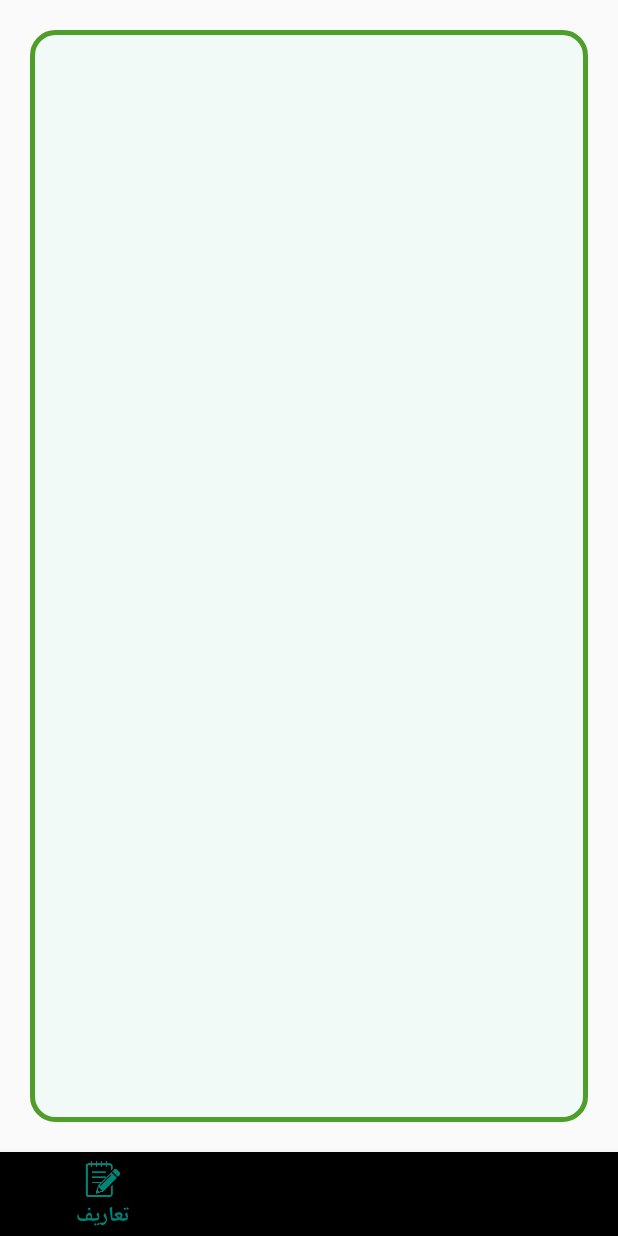
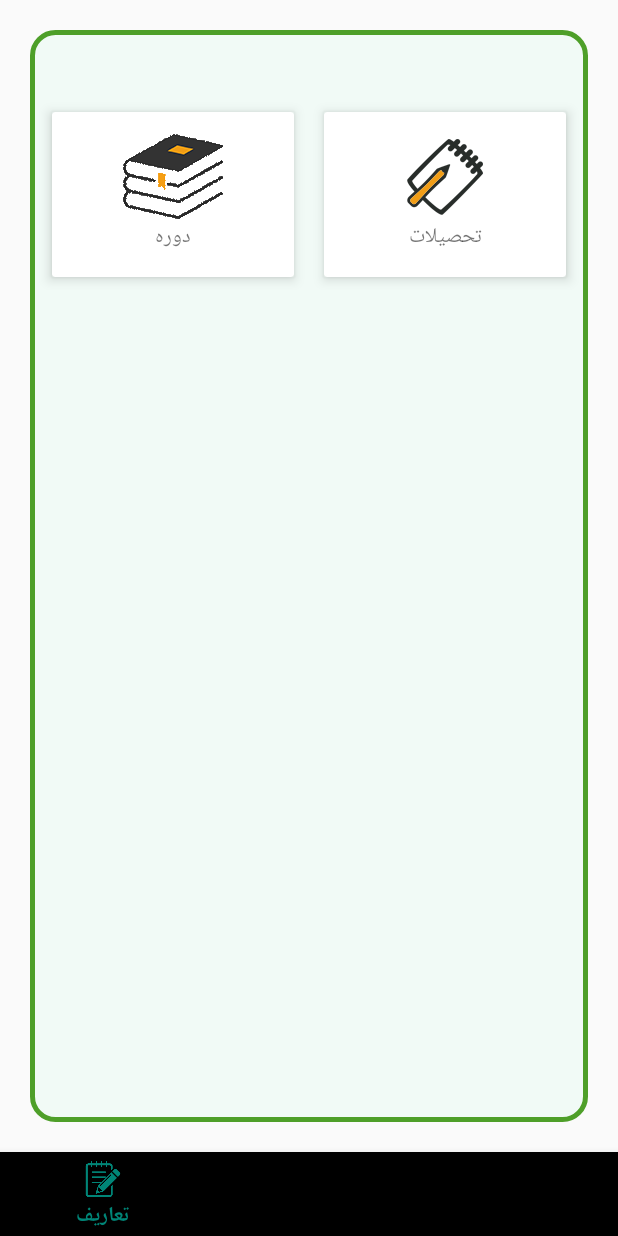
Before and after one commit to rohanimorteza/BottomNavigationTemplate, an Android app: the screen it shows after launch (MainActivity), item 3 of the bottom bar chosen, on a phone screen of 412 x 824 dp. Run offline under Robolectric (Android 15) with nearby library versions, the phone set to English and light mode, and no system bars.

Commit message:
007 -added CardView To dependency -2-added two cardView for Education and Course definition To DefFragment

```diff
--- a/app/build.gradle
+++ b/app/build.gradle
@@ -26,4 +26,5 @@ dependencies {
     androidTestImplementation 'com.android.support.test:runner:1.0.2'
     androidTestImplementation 'com.android.support.test.espresso:espresso-core:3.0.2'
     implementation 'com.android.support:design:27.1.1'
+    implementation 'com.android.support:cardview-v7:27.1.1'
 }
--- a/app/src/main/java/com/example/mortrza/mybottomnavigationtemplate/MainActivity.java
+++ b/app/src/main/java/com/example/mortrza/mybottomnavigationtemplate/MainActivity.java
@@ -32,12 +32,12 @@ public class MainActivity extends AppCompatActivity {
         if (SDK_INT >17){
             getWindow().peekDecorView().setLayoutDirection(View.LAYOUT_DIRECTION_RTL);
         }
-
+/*
         dbHandler dbHandler = new dbHandler(this);
         dbHandler.open();
         Toast.makeText(getApplicationContext(),dbHandler.displayEducation(1),Toast.LENGTH_LONG).show();
         dbHandler.close();
-
+*/
         bottomNavigationView = findViewById(R.id.bottomnavigation);
 
         Menu menu = bottomNavigationView.getMenu();
--- a/app/src/main/res/layout/fragment_def.xml
+++ b/app/src/main/res/layout/fragment_def.xml
@@ -1,9 +1,82 @@
 <?xml version="1.0" encoding="utf-8"?>
 <RelativeLayout
+
+    android:background="@drawable/shape_def"
+    android:layout_margin="20dp"
     xmlns:android="http://schemas.android.com/apk/res/android"
     android:layout_width="match_parent"
     android:layout_height="match_parent"
-    android:layout_margin="20dp"
-    android:background="@drawable/shape_def">
+    xmlns:app="http://schemas.android.com/apk/res-auto">
+
+    <LinearLayout
+        android:layout_marginTop="40dp"
+        android:layout_width="match_parent"
+        android:layout_height="130dp"
+        android:orientation="horizontal">
+
+
+        <android.support.v7.widget.CardView
+            android:id="@+id/crd_education"
+            app:cardElevation="5dp"
+            android:layout_weight=".5"
+            android:layout_width="0dp"
+            android:layout_margin="10dp"
+            android:layout_height="match_parent">
+
+            <LinearLayout
+                android:gravity="center"
+                android:layout_width="match_parent"
+                android:layout_height="match_parent"
+                android:orientation="vertical">
+
+                <ImageView
+                    android:layout_width="wrap_content"
+                    android:layout_height="wrap_content"
+                    android:src="@mipmap/ico_educationn"/>
+
+                <TextView
+                    android:layout_width="match_parent"
+                    android:layout_height="wrap_content"
+                    android:text="تحصیلات"
+                    android:textAlignment="center"/>
+
+            </LinearLayout>
+
+        </android.support.v7.widget.CardView>
+
+        <android.support.v7.widget.CardView
+            android:id="@+id/crd_course"
+            app:cardElevation="5dp"
+            android:layout_margin="10dp"
+            android:layout_weight=".5"
+            android:layout_width="0dp"
+            android:layout_height="match_parent">
+
+            <LinearLayout
+                android:gravity="center"
+                android:layout_width="match_parent"
+                android:layout_height="match_parent"
+                android:orientation="vertical">
+
+                <ImageView
+                    android:layout_width="wrap_content"
+                    android:layout_height="wrap_content"
+                    android:src="@mipmap/ico_book"/>
+
+                <TextView
+                    android:layout_width="match_parent"
+                    android:layout_height="wrap_content"
+                    android:text="دوره"
+                    android:textAlignment="center"/>
+
+            </LinearLayout>
+
+        </android.support.v7.widget.CardView>
+
+
+    </LinearLayout>
+
+
+
 
 </RelativeLayout>
```
Also changed, not shown: app/src/main/res/mipmap-hdpi/ico_book.png (added), app/src/main/res/mipmap-hdpi/ico_educationn.png (added).
